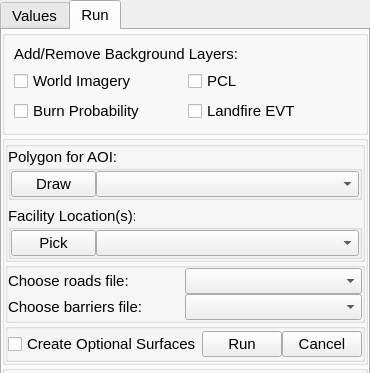
Old version of the form delivered_cost/delivered_cost_dockwidget_base.ui in the repository timvandriel/raster_tools_plugin; both pictures show x 0 to 370 and y 0 to 373 of the 370 by 561 pixel window.
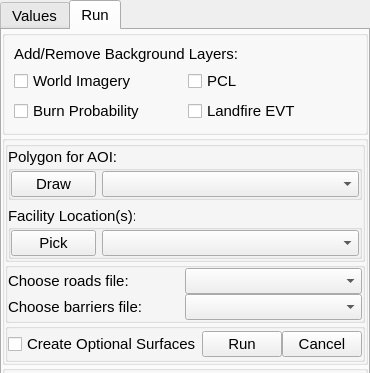
New version of the form.

The edit to the form file:
```diff
--- a/delivered_cost/delivered_cost_dockwidget_base.ui
+++ b/delivered_cost/delivered_cost_dockwidget_base.ui
@@ -901,7 +901,7 @@
                 </property>
                 <layout class="QHBoxLayout" name="horizontalLayout_15">
                  <property name="spacing">
-                  <number>0</number>
+                  <number>-1</number>
                  </property>
                  <property name="leftMargin">
                   <number>0</number>
@@ -931,7 +931,7 @@
                  <item>
                   <widget class="QComboBox" name="aoiComboBox">
                    <property name="placeholderText">
-                    <string>(Optional)</string>
+                    <string>Choose layer (Optional)</string>
                    </property>
                   </widget>
                  </item>
@@ -944,9 +944,6 @@
                  <string>Facility Location(s):</string>
                 </property>
                 <layout class="QHBoxLayout" name="horizontalLayout_16">
-                 <property name="spacing">
-                  <number>0</number>
-                 </property>
                  <property name="leftMargin">
                   <number>0</number>
                  </property>
@@ -978,7 +975,7 @@
                     <string/>
                    </property>
                    <property name="placeholderText">
-                    <string>(Optional)</string>
+                    <string>Choose layer (Optional)</string>
                    </property>
                   </widget>
                  </item>
```
